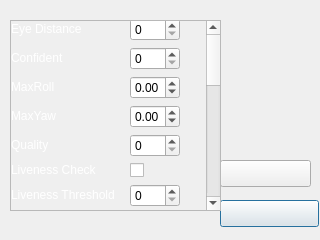
Old version of the form dialogsetting.ui in the repository racroi3010/nr-smartface.
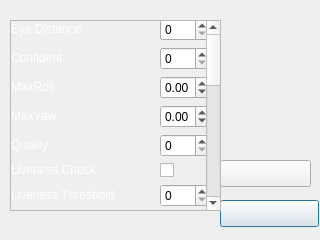
New version of the form. Icons and pictures are not drawn.

What changed in the file:
```diff
--- a/dialogsetting.ui
+++ b/dialogsetting.ui
@@ -79,7 +79,7 @@
     <property name="geometry">
      <rect>
       <x>0</x>
-      <y>-198</y>
+      <y>0</y>
       <width>300</width>
       <height>600</height>
      </rect>
@@ -95,11 +95,11 @@
       <rect>
        <x>0</x>
        <y>-3</y>
-       <width>191</width>
+       <width>249</width>
        <height>601</height>
       </rect>
      </property>
-     <layout class="QGridLayout" name="gridLayout" columnstretch="3,1">
+     <layout class="QGridLayout" name="gridLayout" columnstretch="3,1" columnminimumwidth="100,100">
       <property name="sizeConstraint">
        <enum>QLayout::SetMaximumSize</enum>
       </property>
@@ -344,7 +344,11 @@
       <item row="5" column="0">
        <widget class="QLabel" name="label_14">
         <property name="text">
-         <string>&lt;html&gt;&lt;head/&gt;&lt;body&gt;&lt;p&gt;&lt;span style=&quot; color:#ffffff;&quot;&gt;Liveness Check&lt;/span&gt;&lt;/p&gt;&lt;/body&gt;&lt;/html&gt;</string>
+         <string>&lt;html&gt;&lt;head/&gt;&lt;body&gt;&lt;p&gt;&lt;span style=&quot; color:#ffffff;&quot;&gt;Liveness
+Check&lt;/span&gt;&lt;/p&gt;&lt;/body&gt;&lt;/html&gt;</string>
+        </property>
+        <property name="wordWrap">
+         <bool>false</bool>
         </property>
        </widget>
       </item>
```
